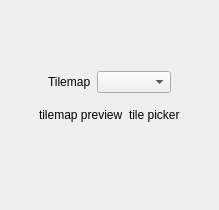
This is libtales-qt/talesqttilemapeditorwidget.ui in suppertails66/tales as Qt 5 draws it before an edit. The edited form follows.
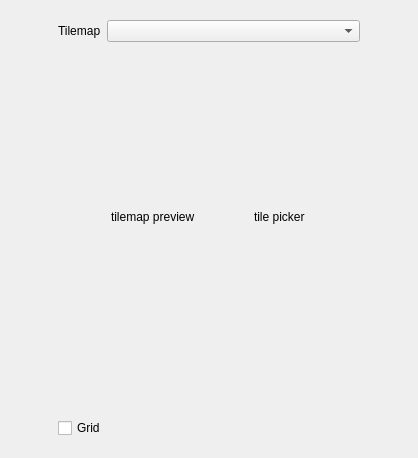
This is the edited form. Custom widgets are drawn as their Qt base class.

Commit message: Misc. tweaks to tilemap editor interface

The edit to the form file:
```diff
--- a/libtales-qt/talesqttilemapeditorwidget.ui
+++ b/libtales-qt/talesqttilemapeditorwidget.ui
@@ -6,8 +6,8 @@
    <rect>
     <x>0</x>
     <y>0</y>
-    <width>219</width>
-    <height>210</height>
+    <width>418</width>
+    <height>389</height>
    </rect>
   </property>
   <property name="windowTitle">
@@ -77,6 +77,15 @@
          <item>
           <layout class="QHBoxLayout" name="horizontalLayout_2">
            <item>
+            <widget class="QWidget" name="widget_2" native="true">
+             <property name="minimumSize">
+              <size>
+               <width>320</width>
+               <height>320</height>
+              </size>
+             </property>
+             <layout class="QHBoxLayout" name="horizontalLayout_6">
+              <item>
             <widget class="GenericEventLabel" name="tileMapPreviewLabel">
              <property name="sizePolicy">
               <sizepolicy hsizetype="Maximum" vsizetype="Maximum">
@@ -115,6 +124,9 @@
             </widget>
            </item>
           </layout>
+            </widget>
+           </item>
+          </layout>
          </item>
          <item>
           <layout class="QHBoxLayout" name="horizontalLayout_4">
@@ -155,6 +167,32 @@
            </item>
           </layout>
          </item>
+         <item>
+          <widget class="QWidget" name="widget_3" native="true">
+           <layout class="QHBoxLayout" name="horizontalLayout_7">
+            <item>
+             <widget class="QCheckBox" name="gridCheckBox">
+              <property name="text">
+               <string>Grid</string>
+              </property>
+             </widget>
+            </item>
+            <item>
+             <spacer name="horizontalSpacer_5">
+              <property name="orientation">
+               <enum>Qt::Horizontal</enum>
+              </property>
+              <property name="sizeHint" stdset="0">
+               <size>
+                <width>40</width>
+                <height>20</height>
+               </size>
+              </property>
+             </spacer>
+            </item>
+           </layout>
+          </widget>
+         </item>
         </layout>
        </item>
        <item>
```
Lines whose indentation alone changed are shown as unchanged. The commit also changes 7 other files.
